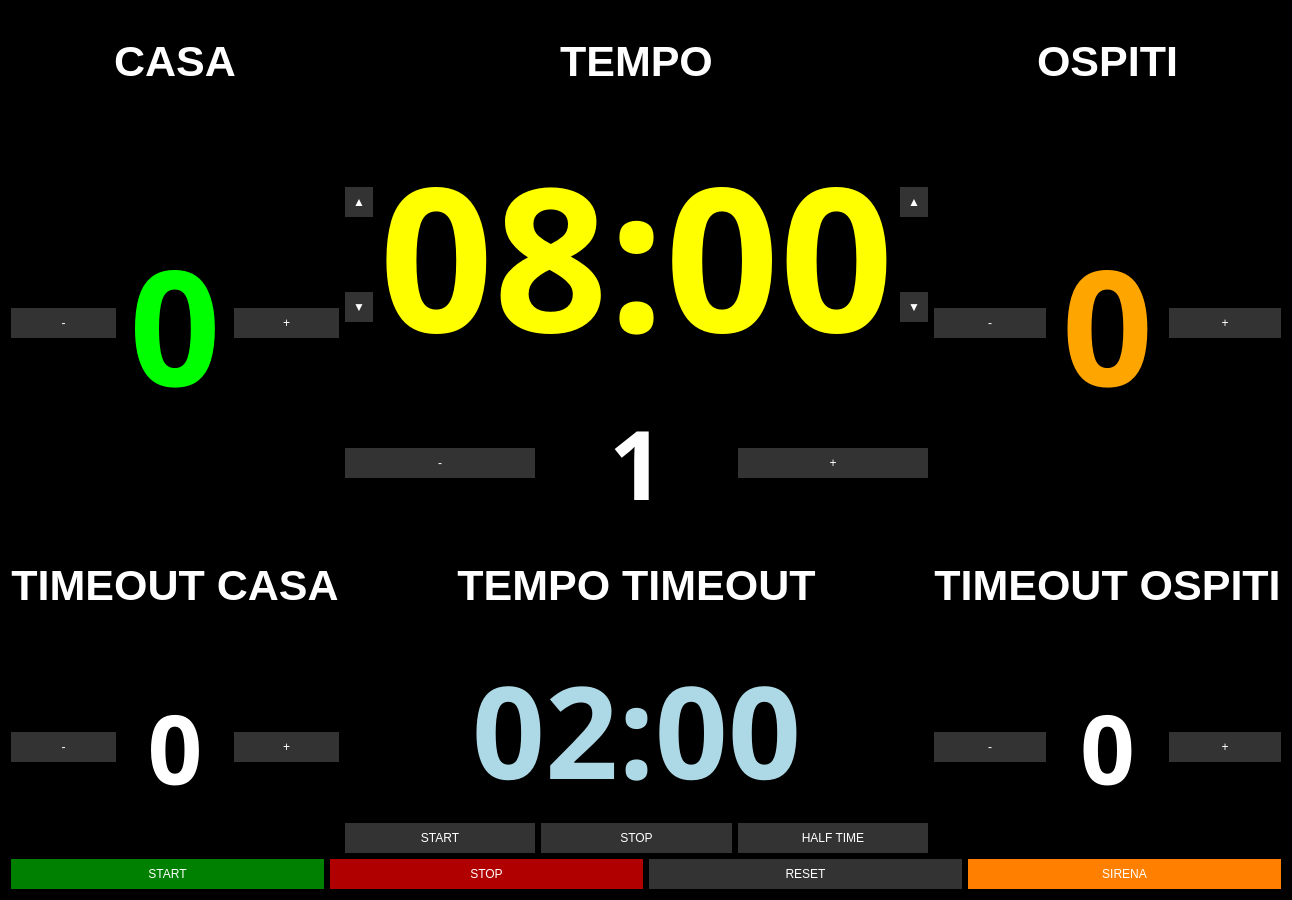
pythonpenguin/segnapunti_pallanuoto, file rasp5/demo/tabellone.ui: the form before one commit.
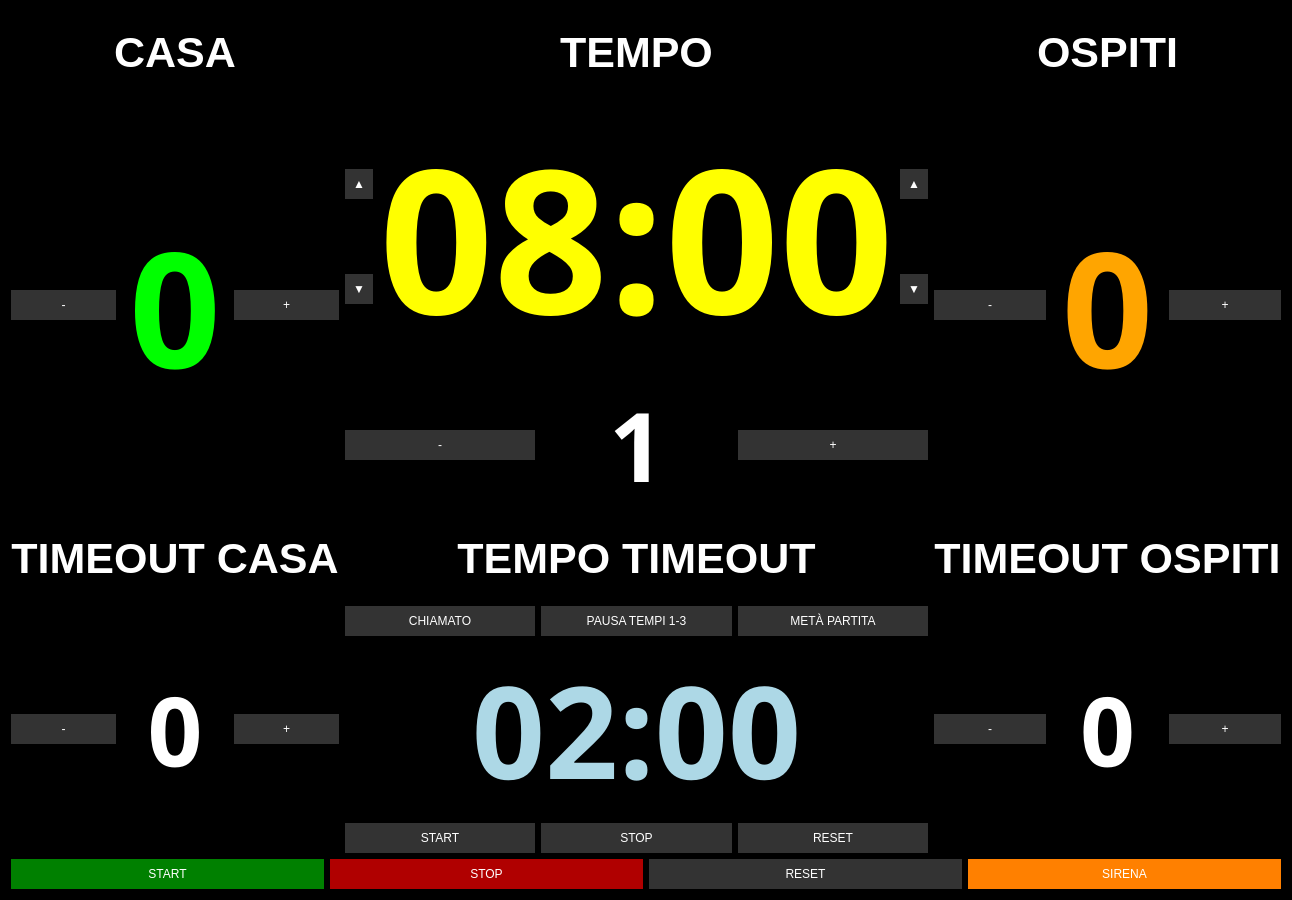
The form after the commit.

Patch:
```diff
--- a/rasp5/demo/tabellone.ui
+++ b/rasp5/demo/tabellone.ui
@@ -147,12 +147,19 @@
    </item>
    <item row="3" column="1">
     <layout class="QVBoxLayout" name="layoutTimeoutCenter">
+        <item>
+      <layout class="QHBoxLayout" name="layoutTimeoutButtons">
+       <item><widget class="QPushButton" name="buttonTimeoutCalled"><property name="text"><string>CHIAMATO</string></property></widget></item>
+       <item><widget class="QPushButton" name="buttonTimeout13"><property name="text"><string>PAUSA TEMPI 1-3</string></property></widget></item>
+       <item><widget class="QPushButton" name="buttonTimeoutHalf"><property name="text"><string>METÀ PARTITA</string></property></widget></item>
+      </layout>
+     </item>
      <item><widget class="QLabel" name="labelTimeoutClock"><property name="text"><string>02:00</string></property><property name="alignment"><set>Qt::AlignCenter</set></property><property name="font"><font><family>DS-Digital</family><pointsize>96</pointsize><bold>true</bold></font></property><property name="styleSheet"><string notr="true">color:lightblue;</string></property></widget></item>
      <item>
       <layout class="QHBoxLayout" name="layoutTimeoutButtons">
        <item><widget class="QPushButton" name="buttonTimeoutStart"><property name="text"><string>START</string></property></widget></item>
        <item><widget class="QPushButton" name="buttonTimeoutStop"><property name="text"><string>STOP</string></property></widget></item>
-       <item><widget class="QPushButton" name="buttonTimeoutHalf"><property name="text"><string>HALF TIME</string></property></widget></item>
+       <item><widget class="QPushButton" name="buttonTimeoutReset"><property name="text"><string>RESET</string></property></widget></item>
       </layout>
      </item>
     </layout>
```
